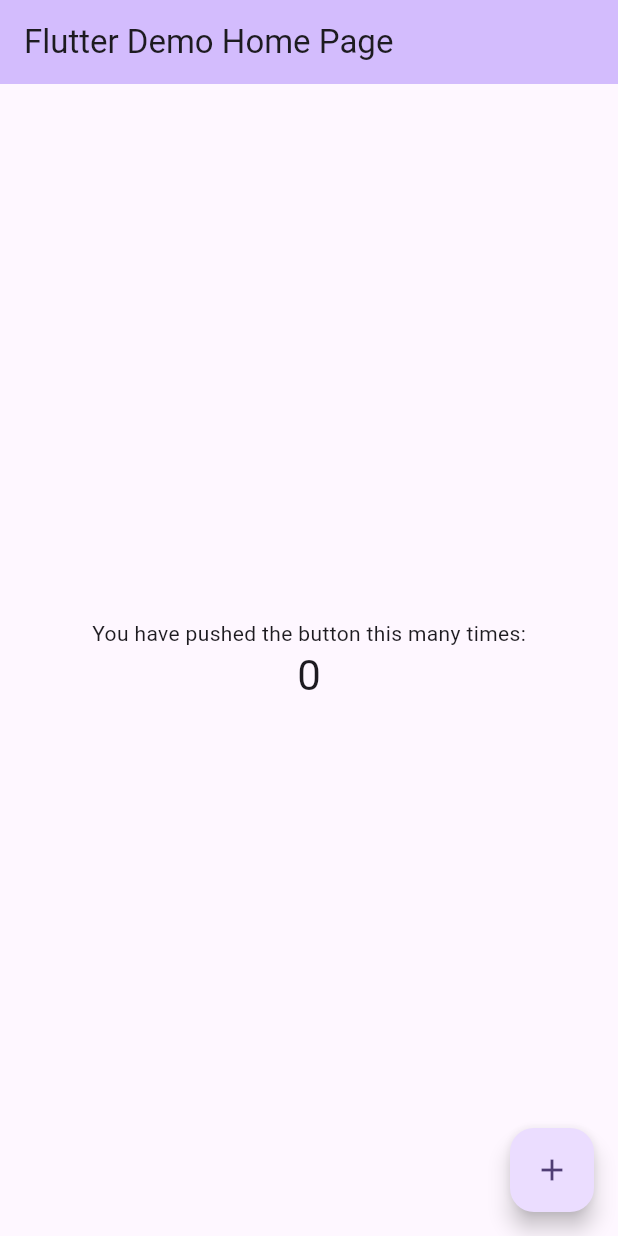
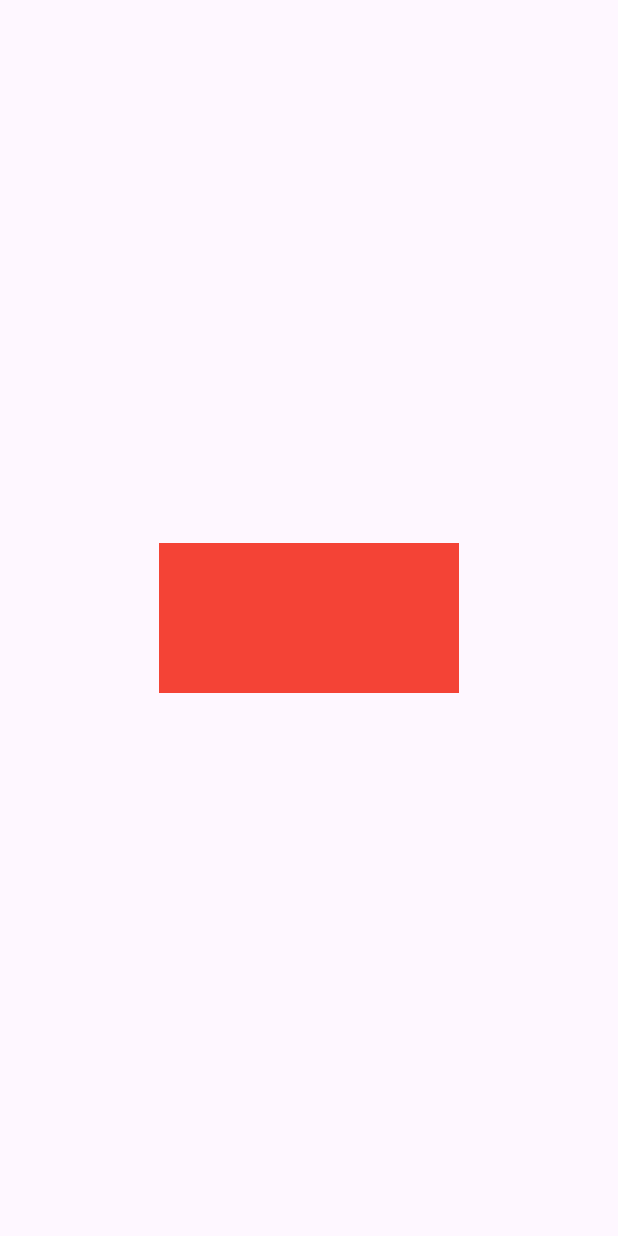
Before and after one commit to mohamed-sajidh/notecraft, a Flutter app: the screen it shows after launch, on a phone screen of 412 x 824 dp. Run offline on Flutter 3.47's test engine with Material 3 defaults, Android fonts, the light colour scheme and no system bars.

Commit message:
folder structure created for frontend

```diff
--- a/notecraft_fe/lib/main.dart
+++ b/notecraft_fe/lib/main.dart
@@ -1,4 +1,5 @@
 import 'package:flutter/material.dart';
+import 'package:notecraft_fe/view/home_page.dart';
 
 void main() {
   runApp(const MyApp());
@@ -7,119 +8,16 @@
 class MyApp extends StatelessWidget {
   const MyApp({super.key});
 
-  // This widget is the root of your application.
   @override
   Widget build(BuildContext context) {
     return MaterialApp(
-      title: 'Flutter Demo',
+      title: 'Notecraft',
+      debugShowCheckedModeBanner: false,
       theme: ThemeData(
-        // This is the theme of your application.
-        //
-        // TRY THIS: Try running your application with "flutter run". You'll see
-        // the application has a purple toolbar. Then, without quitting the app,
-        // try changing the seedColor in the colorScheme below to Colors.green
-        // and then invoke "hot reload" (save your changes or press the "hot
-        // reload" button in a Flutter-supported IDE, or press "r" if you used
-        // the command line to start the app).
-        //
-        // Notice that the counter didn't reset back to zero; the application
-        // state is not lost during the reload. To reset the state, use hot
-        // restart instead.
-        //
-        // This works for code too, not just values: Most code changes can be
-        // tested with just a hot reload.
         colorScheme: ColorScheme.fromSeed(seedColor: Colors.deepPurple),
         useMaterial3: true,
       ),
-      home: const MyHomePage(title: 'Flutter Demo Home Page'),
+      home: const HomePage(),
     );
   }
 }
-
-class MyHomePage extends StatefulWidget {
-  const MyHomePage({super.key, required this.title});
-
-  // This widget is the home page of your application. It is stateful, meaning
-  // that it has a State object (defined below) that contains fields that affect
-  // how it looks.
-
-  // This class is the configuration for the state. It holds the values (in this
-  // case the title) provided by the parent (in this case the App widget) and
-  // used by the build method of the State. Fields in a Widget subclass are
-  // always marked "final".
-
-  final String title;
-
-  @override
-  State<MyHomePage> createState() => _MyHomePageState();
-}
-
-class _MyHomePageState extends State<MyHomePage> {
-  int _counter = 0;
-
-  void _incrementCounter() {
-    setState(() {
-      // This call to setState tells the Flutter framework that something has
-      // changed in this State, which causes it to rerun the build method below
-      // so that the display can reflect the updated values. If we changed
-      // _counter without calling setState(), then the build method would not be
-      // called again, and so nothing would appear to happen.
-      _counter++;
-    });
-  }
-
-  @override
-  Widget build(BuildContext context) {
-    // This method is rerun every time setState is called, for instance as done
-    // by the _incrementCounter method above.
-    //
-    // The Flutter framework has been optimized to make rerunning build methods
-    // fast, so that you can just rebuild anything that needs updating rather
-    // than having to individually change instances of widgets.
-    return Scaffold(
-      appBar: AppBar(
-        // TRY THIS: Try changing the color here to a specific color (to
-        // Colors.amber, perhaps?) and trigger a hot reload to see the AppBar
-        // change color while the other colors stay the same.
-        backgroundColor: Theme.of(context).colorScheme.inversePrimary,
-        // Here we take the value from the MyHomePage object that was created by
-        // the App.build method, and use it to set our appbar title.
-        title: Text(widget.title),
-      ),
-      body: Center(
-        // Center is a layout widget. It takes a single child and positions it
-        // in the middle of the parent.
-        child: Column(
-          // Column is also a layout widget. It takes a list of children and
-          // arranges them vertically. By default, it sizes itself to fit its
-          // children horizontally, and tries to be as tall as its parent.
-          //
-          // Column has various properties to control how it sizes itself and
-          // how it positions its children. Here we use mainAxisAlignment to
-          // center the children vertically; the main axis here is the vertical
-          // axis because Columns are vertical (the cross axis would be
-          // horizontal).
-          //
-          // TRY THIS: Invoke "debug painting" (choose the "Toggle Debug Paint"
-          // action in the IDE, or press "p" in the console), to see the
-          // wireframe for each widget.
-          mainAxisAlignment: MainAxisAlignment.center,
-          children: <Widget>[
-            const Text(
-              'You have pushed the button this many times:',
-            ),
-            Text(
-              '$_counter',
-              style: Theme.of(context).textTheme.headlineMedium,
-            ),
-          ],
-        ),
-      ),
-      floatingActionButton: FloatingActionButton(
-        onPressed: _incrementCounter,
-        tooltip: 'Increment',
-        child: const Icon(Icons.add),
-      ), // This trailing comma makes auto-formatting nicer for build methods.
-    );
-  }
-}
--- /dev/null
+++ b/notecraft_fe/lib/view/home_page.dart
@@ -0,0 +1,18 @@
+import 'package:flutter/material.dart';
+
+class HomePage extends StatelessWidget {
+  const HomePage({super.key});
+
+  @override
+  Widget build(BuildContext context) {
+    return Scaffold(
+      body: Center(
+        child: Container(
+          height: 100,
+          width: 200,
+          color: Colors.red,
+        ),
+      ),
+    );
+  }
+}
```
